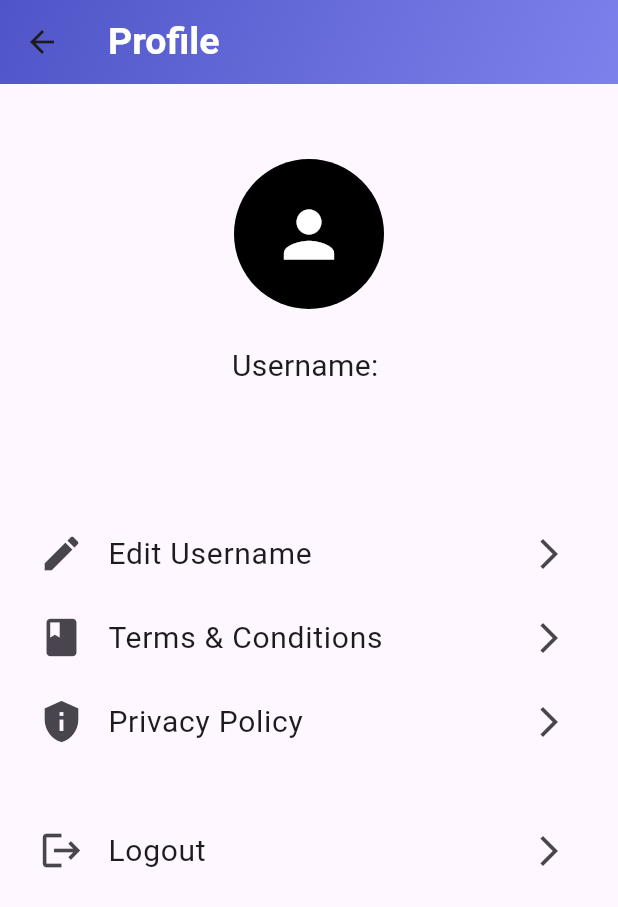
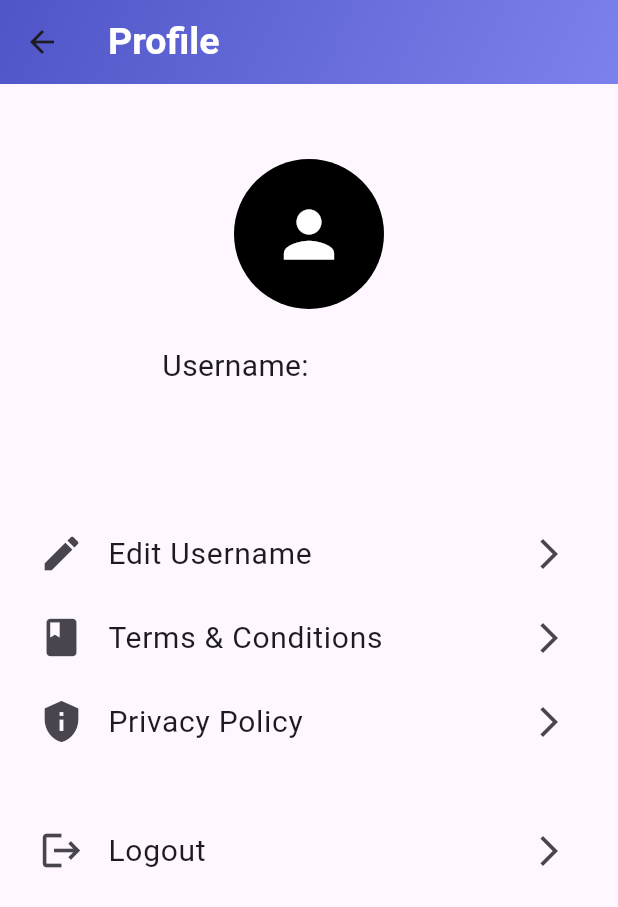
Before and after one commit to YongMingg/Final_Year_Project, a Flutter app: the NavProfilePage screen opened directly, on a phone screen of 412 x 824 dp. Shown: the top 907 px of the screen. Run offline on Flutter 3.47's test engine with Material 3 defaults, Android fonts, the phone set to English and light mode, and no system bars; our stand-ins replace animate_do, cloud_firestore, firebase_auth, firebase_core, firebase_database, fluttertoast and 1 more; missing offline and left inert: alan_voice; accounts and stored records are empty.

Commit message:
some optimize

```diff
--- a/lib/navigator_pages/Nav_HomePage.dart
+++ b/lib/navigator_pages/Nav_HomePage.dart
@@ -64,7 +64,7 @@ class _NavHomePageState extends State<NavHomePage> {
                     stream: FirebaseFirestore.instance.collection("Users").doc(user!.uid).snapshots(),
                     builder: (context, AsyncSnapshot snapshot) {
                       if (snapshot.connectionState == ConnectionState.waiting) {
-                        return const Center(child: CircularProgressIndicator());
+                        return Container();
                       } else if (snapshot.hasData) {
                         var userData = snapshot.data!.data() as Map<String, dynamic>;
                         return Text(
@@ -108,7 +108,7 @@ class _NavHomePageState extends State<NavHomePage> {
                 stream: FirebaseDatabase.instance.ref("${user!.uid}/devices").onValue,
                 builder: (context, AsyncSnapshot<DatabaseEvent> event) {
                   if (event.connectionState == ConnectionState.waiting) {
-                    return const Center(child: CircularProgressIndicator());
+                    return Container();
                   } else if (event.hasData && event.data!.snapshot.value != null) {
                     return Padding(
                       padding: const EdgeInsets.only(left: 10, right: 10),
@@ -195,7 +195,7 @@ class _NavHomePageState extends State<NavHomePage> {
                 stream: FirebaseDatabase.instance.ref("${user!.uid}/sensors").onValue,
                 builder: (context, AsyncSnapshot<DatabaseEvent> event) {
                   if (event.connectionState == ConnectionState.waiting) {
-                    return const Center(child: CircularProgressIndicator());
+                    return Container();
                   } else if (event.hasData && event.data!.snapshot.value != null) {
                     return Padding(
                       padding: const EdgeInsets.only(left: 10, right: 10),
--- a/lib/navigator_pages/Nav_ProfilePage.dart
+++ b/lib/navigator_pages/Nav_ProfilePage.dart
@@ -72,13 +72,31 @@ class _NavProfilePageState extends State<NavProfilePage> {
                         return Row(
                           mainAxisAlignment: MainAxisAlignment.center,
                           children: [
-                            const Text(
-                              "Username: ",
-                              style: TextStyle(fontSize: 20, fontWeight: FontWeight.w400),
+                            const Expanded(
+                              child: Text(
+                                "Username: ",
+                                style: TextStyle(fontSize: 20, fontWeight: FontWeight.w400),
+                                textAlign: TextAlign.right,
+                              ),
                             ),
-                            Text(
-                              userData["Username"],
-                              style: const TextStyle(fontSize: 25, fontWeight: FontWeight.w500),
+                            // Text(
+                            //   userData["Username"],
+                            //   style: const TextStyle(fontSize: 25, fontWeight: FontWeight.w500),
+                            //   overflow: TextOverflow.ellipsis,
+                            // ),
+                            Expanded(
+                              child: Column(
+                                crossAxisAlignment: CrossAxisAlignment.start,
+                                children: [
+                                  Text(
+                                    userData["Username"],
+                                    style: const TextStyle(fontSize: 25, fontWeight: FontWeight.w500),
+                                    textAlign: TextAlign.left,
+                                    maxLines: 3,
+                                    overflow: TextOverflow.ellipsis, // optional, in case it still overflows
+                                  ),
+                                ],
+                              ),
                             ),
                           ],
                         );
```
